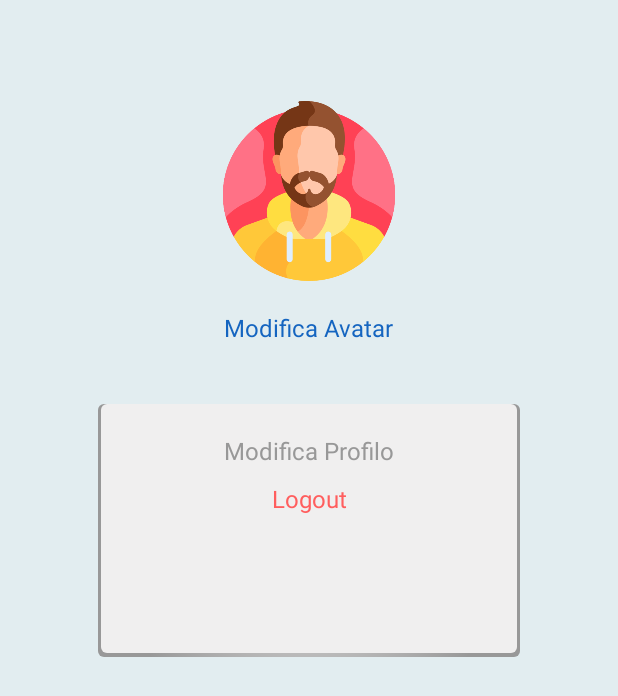
After one commit to SimoneMartinucci/wellnessApp, an Android app: the ProfileFragment screen opened through its navigation route, on a phone screen of 412 x 824 dp. The commit adds this screen. Shown: the top 696 px of the screen. Run offline under Robolectric (Android 15) with nearby library versions, the phone set to English and light mode, and no system bars; Roboto replaces fonts that are not available here.

Commit message:
profile section impl

```diff
--- /dev/null
+++ b/app/src/main/java/it/martinuccisimone/wellnessapp/ui/fragments/profile/ProfileFragment.kt
@@ -0,0 +1,26 @@
+package it.martinuccisimone.wellnessapp.ui.fragments.profile
+
+import android.os.Bundle
+import androidx.fragment.app.Fragment
+import android.view.LayoutInflater
+import android.view.View
+import android.view.ViewGroup
+import it.martinuccisimone.wellnessapp.R
+
+
+class ProfileFragment : Fragment() {
+
+    override fun onCreate(savedInstanceState: Bundle?) {
+        super.onCreate(savedInstanceState)
+
+    }
+
+    override fun onCreateView(
+        inflater: LayoutInflater, container: ViewGroup?,
+        savedInstanceState: Bundle?
+    ): View? {
+        // Inflate the layout for this fragment
+        return inflater.inflate(R.layout.fragment_profile, container, false)
+    }
+
+}
--- a/app/src/main/res/layout/fragment_home.xml
+++ b/app/src/main/res/layout/fragment_home.xml
@@ -25,8 +25,8 @@
 
         <androidx.appcompat.widget.AppCompatImageView
             android:id="@+id/profile_img"
-            android:layout_width="wrap_content"
-            android:layout_height="wrap_content"
+            android:layout_width="@dimen/profile_img_home_size"
+            android:layout_height="@dimen/profile_img_home_size"
             android:src="@drawable/profile_man_1"
             app:layout_constraintTop_toTopOf="parent"
             app:layout_constraintStart_toStartOf="parent"/>
--- /dev/null
+++ b/app/src/main/res/layout/fragment_profile.xml
@@ -0,0 +1,96 @@
+<?xml version="1.0" encoding="utf-8"?>
+<androidx.constraintlayout.widget.ConstraintLayout xmlns:android="http://schemas.android.com/apk/res/android"
+    xmlns:tools="http://schemas.android.com/tools"
+    android:layout_width="match_parent"
+    android:layout_height="match_parent"
+    xmlns:app="http://schemas.android.com/apk/res-auto"
+    android:background="@color/blue_200"
+    tools:context=".ui.fragments.profile.ProfileFragment">
+
+
+    <androidx.appcompat.widget.AppCompatTextView
+        style="@style/WelcomeMessageHomeTitle"
+        android:id="@+id/profile_name_textview"
+        android:layout_width="wrap_content"
+        android:layout_height="wrap_content"
+        android:src="@drawable/profile_man_1"
+        tools:text="Simone"
+        android:layout_marginTop="@dimen/large_margin"
+        app:layout_constraintTop_toTopOf="parent"
+        app:layout_constraintStart_toStartOf="parent"
+        app:layout_constraintEnd_toEndOf="parent"/>
+
+    <androidx.appcompat.widget.AppCompatImageView
+        android:id="@+id/profile_imageview"
+        android:layout_width="@dimen/profile_imageview_size"
+        android:layout_height="@dimen/profile_imageview_size"
+        android:src="@drawable/profile_man_1"
+        android:layout_marginTop="@dimen/xlarge_margin"
+        app:layout_constraintTop_toBottomOf="@id/profile_name_textview"
+        app:layout_constraintStart_toStartOf="parent"
+        app:layout_constraintEnd_toEndOf="parent"/>
+
+    <androidx.appcompat.widget.AppCompatTextView
+        style="@style/WelcomeMessageHomeTitle"
+        android:id="@+id/edit_avatar_textview"
+        app:layout_constraintTop_toBottomOf="@id/profile_imageview"
+        app:layout_constraintStart_toStartOf="@id/profile_imageview"
+        app:layout_constraintEnd_toEndOf="@id/profile_imageview"
+        android:layout_marginTop="@dimen/large_margin"
+        android:text="@string/edit_avatar_label"
+        android:layout_width="wrap_content"
+        android:layout_height="wrap_content"/>
+
+    <androidx.constraintlayout.widget.ConstraintLayout
+        android:id="@+id/profile_option_layout"
+        android:layout_width="0dp"
+        android:layout_height="wrap_content"
+        android:background="@drawable/home_welcome_message_bkg"
+        android:layout_marginTop="@dimen/xxxlarge_margin"
+        android:layout_marginStart="@dimen/extralarge_margin"
+        android:layout_marginEnd="@dimen/extralarge_margin"
+        app:layout_constraintTop_toBottomOf="@id/edit_avatar_textview"
+        app:layout_constraintStart_toStartOf="parent"
+        app:layout_constraintEnd_toEndOf="parent">
+
+        <androidx.appcompat.widget.AppCompatTextView
+            style="@style/ContainerSubtitle"
+            android:id="@+id/edit_profile_textview"
+            android:layout_width="wrap_content"
+            android:layout_height="wrap_content"
+            android:text="@string/edit_profile_label"
+            android:layout_marginTop="@dimen/large_margin"
+            app:layout_constraintTop_toTopOf="parent"
+            app:layout_constraintStart_toStartOf="parent"
+            app:layout_constraintEnd_toEndOf="parent"/>
+
+        <androidx.appcompat.widget.AppCompatTextView
+            style="@style/LogoutLabel"
+            android:id="@+id/logout_textview"
+            app:layout_constraintTop_toBottomOf="@id/edit_profile_textview"
+            app:layout_constraintStart_toStartOf="@id/edit_profile_textview"
+            app:layout_constraintEnd_toEndOf="@id/edit_profile_textview"
+            app:layout_constraintBottom_toTopOf="@id/version_app"
+            android:layout_marginTop="@dimen/medium_margin"
+            android:text="@string/logout_label"
+            android:layout_width="wrap_content"
+            android:layout_height="wrap_content"/>
+
+        <androidx.appcompat.widget.AppCompatTextView
+            style="@style/TutorialDescription"
+            android:id="@+id/version_app"
+            android:layout_width="wrap_content"
+            android:layout_height="wrap_content"
+            tools:text="Ver. 1.0.0"
+            android:layout_marginTop="@dimen/extralarge_margin"
+            android:layout_marginBottom="@dimen/medium_margin"
+            app:layout_constraintTop_toBottomOf="@id/logout_textview"
+            app:layout_constraintBottom_toBottomOf="parent"
+            app:layout_constraintStart_toStartOf="parent"
+            app:layout_constraintEnd_toEndOf="parent"/>
+
+    </androidx.constraintlayout.widget.ConstraintLayout>
+
+
+
+</androidx.constraintlayout.widget.ConstraintLayout>
--- a/app/src/main/res/navigation/main_nav_graph.xml
+++ b/app/src/main/res/navigation/main_nav_graph.xml
@@ -79,5 +79,18 @@
         android:id="@+id/activitiesFragment"
         android:name="it.martinuccisimone.wellnessapp.ui.fragments.activities.ActivitiesFragment"
         android:label="fragment_activities"
-        tools:layout="@layout/fragment_activities" />
+        tools:layout="@layout/fragment_activities" >
+        <action
+            android:id="@+id/action_activitiesFragment_to_profileFragment"
+            app:destination="@id/profileFragment" />
+    </fragment>
+    <fragment
+        android:id="@+id/profileFragment"
+        android:name="it.martinuccisimone.wellnessapp.ui.fragments.profile.ProfileFragment"
+        android:label="fragment_profile"
+        tools:layout="@layout/fragment_profile" >
+        <action
+            android:id="@+id/action_profileFragment_to_loginFragment"
+            app:destination="@id/loginFragment" />
+    </fragment>
 </navigation>
--- a/app/src/main/res/values/dimens.xml
+++ b/app/src/main/res/values/dimens.xml
@@ -11,6 +11,7 @@
     <dimen name="xlarge_margin">25dp</dimen>
     <dimen name="xxlarge_margin">30dp</dimen>
     <dimen name="xxxlarge_margin">40dp</dimen>
+    <dimen name="extralarge_margin">65dp</dimen>
     <dimen name="tutorial_image_width">340dp</dimen>
     <dimen name="tutorial_image_height">250dp</dimen>
     <dimen name="tutorial_background_height">35dp</dimen>
@@ -44,4 +45,6 @@
     <dimen name="progress_bar_activity_height">10dp</dimen>
     <dimen name="dropdown_menu_width">180dp</dimen>
     <dimen name="dropdown_menu_height">30dp</dimen>
+    <dimen name="profile_img_home_size">40dp</dimen>
+    <dimen name="profile_imageview_size">120dp</dimen>
 </resources>
--- a/app/src/main/res/values/strings.xml
+++ b/app/src/main/res/values/strings.xml
@@ -44,5 +44,8 @@
     <string name="stop_activity_label">Stop</string>
     <string name="type_label">Tipo</string>
     <string name="pause_label">Sei In Pausa Adesso</string>
+    <string name="edit_avatar_label">Modifica Avatar</string>
+    <string name="edit_profile_label">Modifica Profilo</string>
+    <string name="logout_label">Logout</string>
 
 </resources>
--- a/app/src/main/res/values/style.xml
+++ b/app/src/main/res/values/style.xml
@@ -36,6 +36,12 @@
         <item name="fontFamily">@font/encode_sans_bold</item>
         <item name="android:textSize">16sp</item>
         <item name="android:textColor">@color/darkGrey</item>
+    </style>
+
+    <style name="LogoutLabel" parent="ContainerSubtitle">
+        <item name="android:textColor">
+            @color/activity_work_color
+        </item>
     </style>
 
     <style name="LoginTitle" parent="TutorialTitle">
```
Also changed, not shown: app/src/main/res/drawable/profile_man_1.png, app/src/main/res/drawable/profile_man_2.png (added), app/src/main/res/drawable/profile_man_3.png (added), app/src/main/res/drawable/profile_man_4.png (added), app/src/main/res/drawable/profile_man_5.png (added), app/src/main/res/drawable/profile_man_6.png (added), app/src/main/res/drawable/profile_woman_1.png (added), app/src/main/res/drawable/profile_woman_2.png (added), app/src/main/res/drawable/profile_woman_3.png (added), app/src/main/res/drawable/profile_woman_4.png (added), app/src/main/res/drawable/profile_woman_5.png (added).
